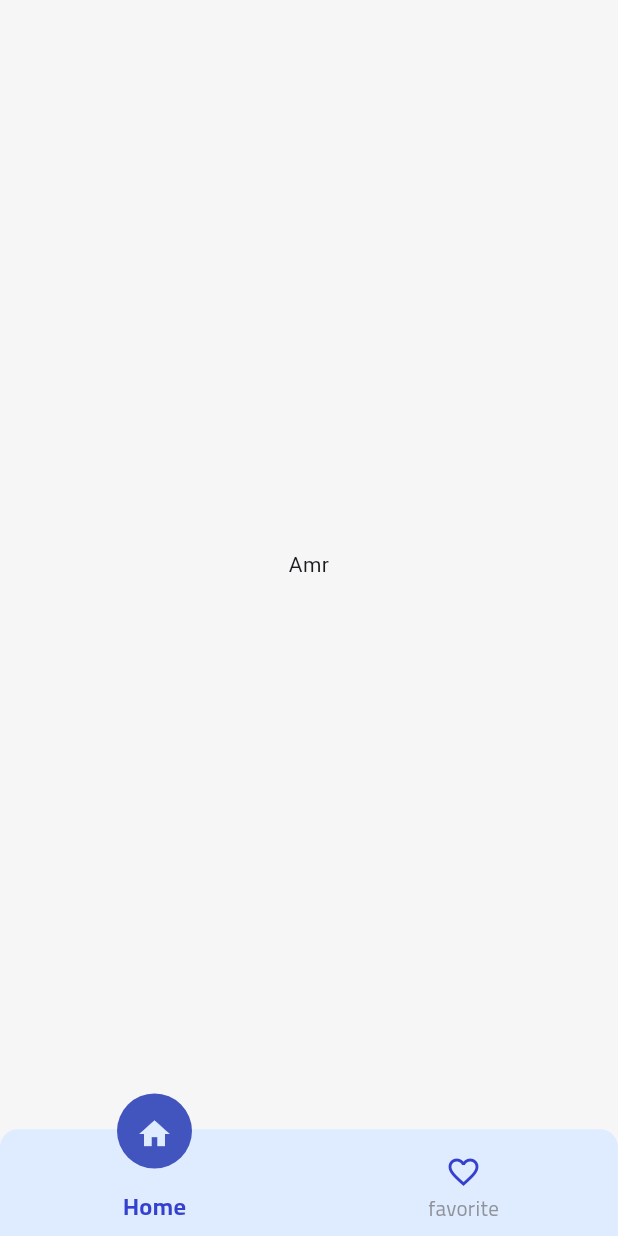
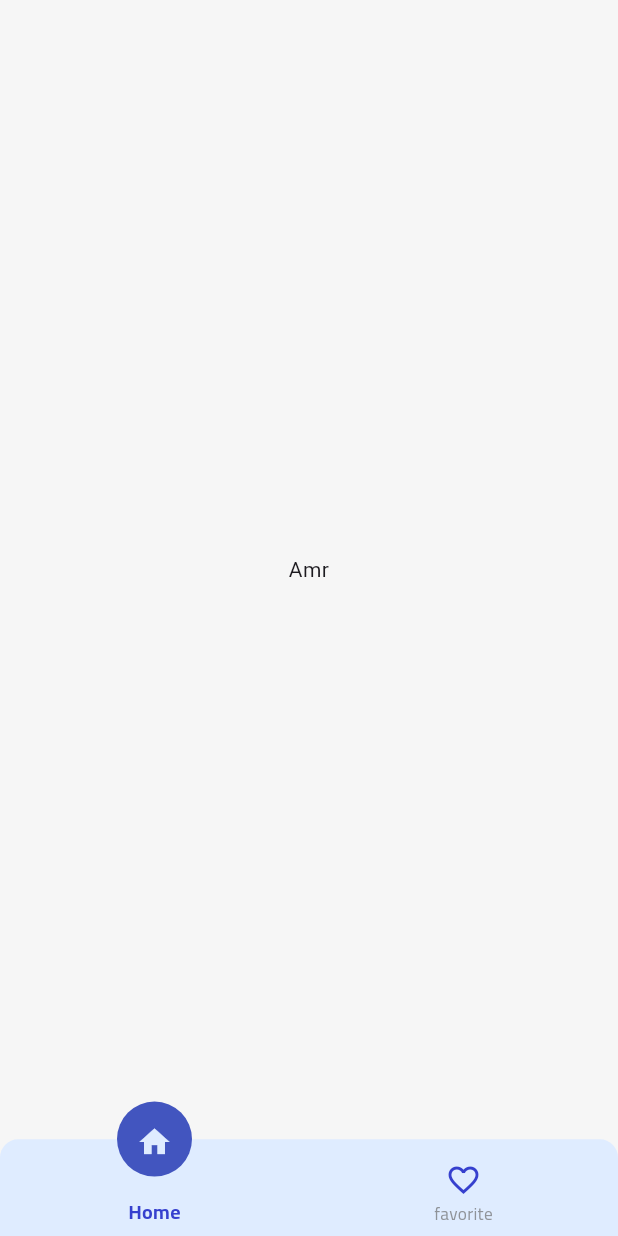
Before and after one commit to mohamedamr77/Elevate-Task, a Flutter app: the screen it shows after launch, on a phone screen of 412 x 824 dp. Run offline on Flutter 3.47's test engine with Material 3 defaults, Android fonts, the phone set to English and light mode, and no system bars; our stand-ins replace dio, shimmer.

Commit message:
make refecator in bottom nav bar

```diff
--- a/lib/feature/bottom_nav_bar/presentation/view/bottom_nav_bar_view.dart
+++ b/lib/feature/bottom_nav_bar/presentation/view/bottom_nav_bar_view.dart
@@ -1,13 +1,12 @@
 import 'package:elevatetask/core/extentions/screen_size.dart';
 import 'package:elevatetask/core/utils/font_family.dart';
+import 'package:elevatetask/core/utils/font_size_responsize.dart';
 import 'package:flutter/material.dart';
-import 'package:flutter_svg/flutter_svg.dart';
-
 import '../../../../core/utils/app_colors.dart';
 import '../../data/bottom_nav_icon_list.dart';
 
 class BottomNavBarView extends StatefulWidget {
-  static String id ="BottomNavBarView";
+  static String id = "BottomNavBarView";
   const BottomNavBarView({super.key});
 
   @override
@@ -15,33 +14,40 @@ class BottomNavBarView extends StatefulWidget {
 }
 
 class _BottomNavBarViewState extends State<BottomNavBarView> {
-  var navPages = [
-    const Scaffold(
-      body: Center(child: Text("Amr"),),
-    ),
-     Scaffold(
-       body: Center(child: Text("Mohamed"),),
-     ),
-    // const HomeScreen(),
-    // const DoctorsScreen(),
-    // const VaccineTimesScreen(),
-    // const AccountScreen(),
+  final List<Widget> navPages = [
+    const Scaffold(body: Center(child: Text("Amr"))),
+    const Scaffold(body: Center(child: Text("Mohamed"))),
+    // Add more pages here
   ];
 
-  int localIndex = 0;
-  PageController? controller;
+  int currentIndex = 0;
+  late PageController pageController;
 
   @override
   void initState() {
     super.initState();
-    controller = PageController(initialPage: 0);
+    pageController = PageController(initialPage: currentIndex);
   }
 
   @override
   void dispose() {
-    controller!.dispose();
+    pageController.dispose();
     super.dispose();
   }
+
+  void onPageChanged(int index) {
+    setState(() {
+      currentIndex = index;
+    });
+  }
+
+  void onTabTapped(int index) {
+    setState(() {
+      currentIndex = index;
+      pageController.jumpToPage(index);
+    });
+  }
+
   @override
   Widget build(BuildContext context) {
     return Scaffold(
@@ -50,18 +56,17 @@ class _BottomNavBarViewState extends State<BottomNavBarView> {
         child: PageView.builder(
           reverse: true,
           itemCount: navPages.length,
-          controller: controller,
-          onPageChanged: (val) {
-            setState(() {
-              localIndex = val;
-            });
-          },
-          itemBuilder: (context, index) {
-            return navPages[index];
-          },
+          controller: pageController,
+          onPageChanged: onPageChanged,
+          itemBuilder: (context, index) => navPages[index],
         ),
       ),
-      bottomNavigationBar: Container(
+      bottomNavigationBar: _buildBottomNavigationBar(),
+    );
+  }
+
+  Widget _buildBottomNavigationBar() {
+    return Container(
       padding: EdgeInsets.only(top: 0.01.h),
       decoration: const BoxDecoration(
         color: AppColors.skyBlueColor,
@@ -72,59 +77,59 @@ class _BottomNavBarViewState extends State<BottomNavBarView> {
       ),
       child: Theme(
         data: Theme.of(context).copyWith(
-              splashColor: Colors.transparent, // Remove ripple effect
-              highlightColor: Colors.transparent, // Remove highlight effect
+          splashColor: Colors.transparent,
+          highlightColor: Colors.transparent,
         ),
         child: BottomNavigationBar(
-              currentIndex: localIndex,
-              onTap: (index) {
-                setState(() {
-                  localIndex = index;
-                  controller!.jumpToPage(index);
-                });
-              },
+          currentIndex: currentIndex,
+          onTap: onTabTapped,
           backgroundColor: Colors.transparent,
           elevation: 0,
           type: BottomNavigationBarType.fixed,
           selectedItemColor: AppColors.primaryColor,
           unselectedItemColor: AppColors.mediumGrayColor.withOpacity(0.7),
-              selectedLabelStyle: const TextStyle(
+          selectedLabelStyle:  TextStyle(
             fontWeight: FontWeight.bold,
-                fontSize: 16,
+            fontSize: getResponsiveFontSize(context: context, fontSize: 16),
             fontFamily: AppFontFamily.cairoFontFamily,
           ),
-              unselectedLabelStyle: const TextStyle(
-                fontSize: 14,
+          unselectedLabelStyle:  TextStyle(
+            fontSize: getResponsiveFontSize(context: context, fontSize: 14),
             fontFamily: AppFontFamily.cairoFontFamily,
           ),
           enableFeedback: false,
           items: List.generate(
             navPages.length,
             (index) => BottomNavigationBarItem(
-                  icon: AnimatedBuilder(
-                    animation: Listenable.merge([controller!]),
+              icon: _buildAnimatedIcon(index),
+              label: bottomNavIconsList[index].label,
+            ),
+          ),
+        ),
+      ),
+    );
+  }
+  Widget _buildAnimatedIcon(int index) {
+    final isActive = currentIndex == index;
+
+    return AnimatedBuilder(
+      animation: Listenable.merge([pageController]),
       builder: (context, _) {
-                      // Check if the current item is selected
-                      final isActive = localIndex == index;
-
         return Stack(
           clipBehavior: Clip.none,
           alignment: Alignment.center,
           children: [
             AnimatedPositioned(
               duration: const Duration(milliseconds: 300),
-                            top: isActive ? -40 : 0, // Active item moves upward
+              top: isActive ? -40 : 0,
               child: AnimatedContainer(
                 duration: const Duration(milliseconds: 300),
                 curve: Curves.easeInOut,
-                              width: isActive
-                                  ? 50
-                                  : 0, // Circle appears only for active item
+                width: isActive ? 50 : 0,
                 height: isActive ? 50 : 0,
                 decoration: BoxDecoration(
-                                color: isActive
-                                    ? AppColors.darkBlueAccent
-                                    : Colors.transparent,
+                  color:
+                      isActive ? AppColors.darkBlueAccent : Colors.transparent,
                   shape: BoxShape.circle,
                 ),
               ),
@@ -133,9 +138,7 @@ class _BottomNavBarViewState extends State<BottomNavBarView> {
               duration: const Duration(milliseconds: 300),
               transform: Matrix4.translationValues(
                 0,
-                              isActive
-                                  ? -25
-                                  : 0, // Icon moves upward when active
+                isActive ? -25 : 0,
                 0,
               ),
               child: isActive
@@ -145,12 +148,6 @@ class _BottomNavBarViewState extends State<BottomNavBarView> {
           ],
         );
       },
-                  ),
-                  label: bottomNavIconsList[index].label,
-                ),
-              ),
-            ),
-          )),
     );
   }
 }
```
Lines whose indentation alone changed are shown as unchanged.
